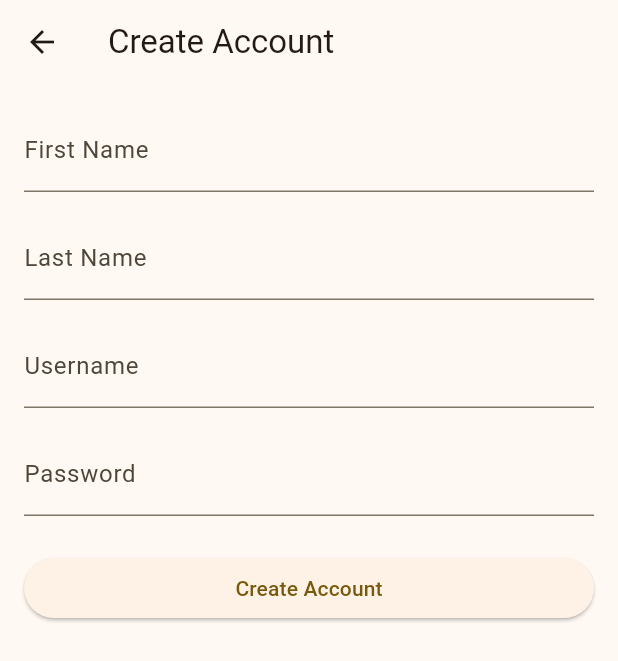
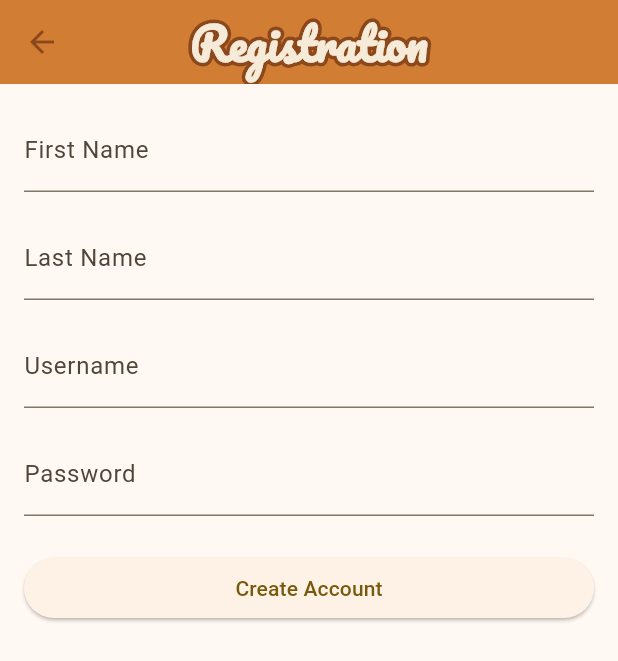
Before and after one commit to Software-Engineering-WebDev-MobileDev/MobileDev, a Flutter app: the CreateAccountPage screen opened by its route, on a phone screen of 412 x 824 dp. Shown: the top 661 px of the screen. Run offline on Flutter 3.47's test engine with Material 3 defaults, Android fonts, the phone set to English and light mode, and no system bars; our stand-ins replace shared_preferences; accounts and stored records are empty.

Commit message:
added color scheme to registration

```diff
--- a/src/bakery_manager_mobile/lib/pages/account_registration.dart
+++ b/src/bakery_manager_mobile/lib/pages/account_registration.dart
@@ -37,7 +37,40 @@ class CreateAccountPageState extends State<CreateAccountPage> {
   Widget build(BuildContext context) {
     return Scaffold(
       appBar: AppBar(
-        title: const Text('Create Account'),
+        backgroundColor: const Color.fromARGB(255, 209, 125, 51),
+        centerTitle: true,
+        title: Stack(
+          children: <Widget>[
+            // Stroked text as border.
+            Text(
+              'Registration',
+              style: TextStyle(
+                fontFamily: 'Pacifico',
+                fontSize: 30,
+                foreground: Paint()
+                  ..style = PaintingStyle.stroke
+                  ..strokeWidth = 6
+                  ..color = const Color.fromARGB(255, 140,72,27),
+              ),
+            ),
+            // Solid text as fill.
+            const Text(
+              'Registration',
+              style: TextStyle(
+                fontFamily: 'Pacifico',
+                fontSize: 30,
+                fontWeight: FontWeight.bold,
+                color: Color.fromARGB(255, 246,235,216),
+              ),
+            ),
+          ],
+        ),
+        leading: IconButton(
+          icon: const Icon(Icons.arrow_back, color: Color.fromARGB(255, 140,72,27)),
+          onPressed: () {
+            Navigator.pop(context); // Back navigation
+          },
+        ),
       ),
       body: Padding(
         padding: const EdgeInsets.all(16.0),
```
